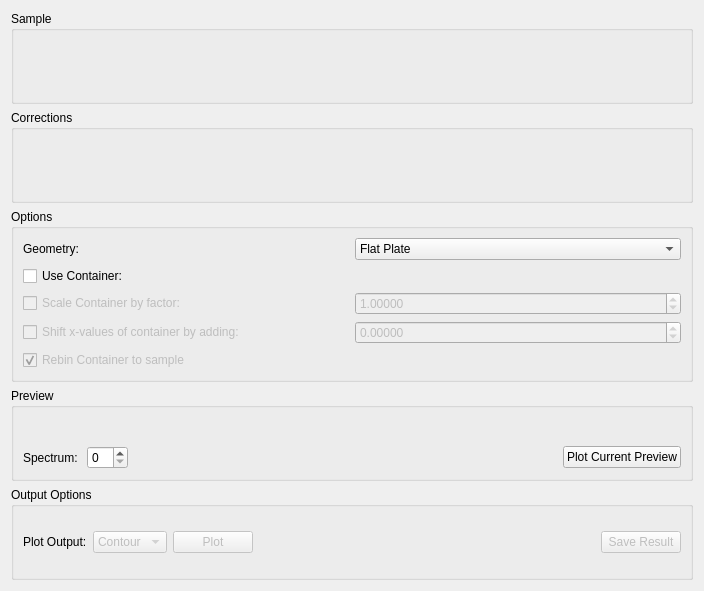
This is qt/scientific_interfaces/Indirect/ApplyAbsorptionCorrections.ui in mantidproject/mantid as Qt 5 draws it before an edit. The edited form follows.
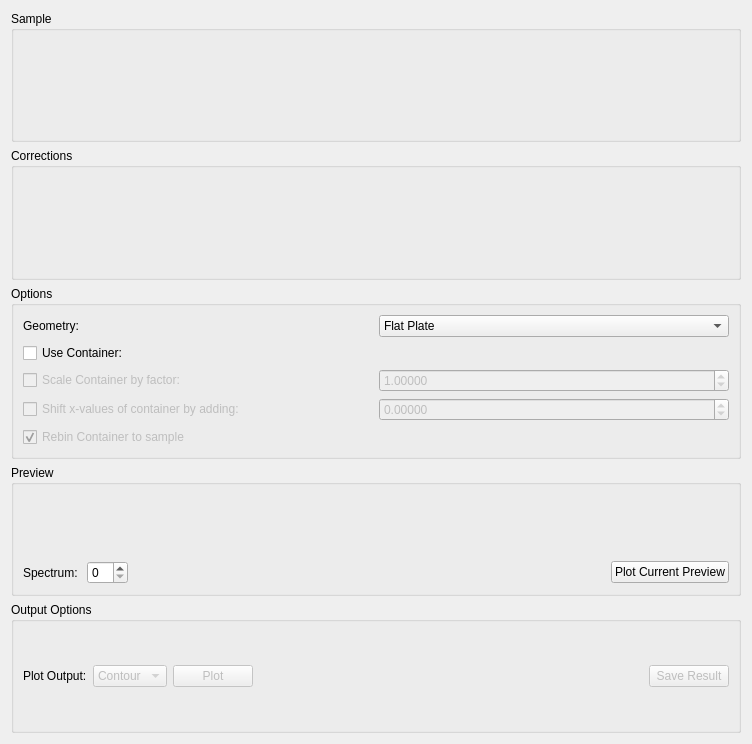
This is the edited form. Custom widgets are drawn as their Qt base class.

Commit message:
Update Apply Absorption Corrections to use correct suffices
Refs #22024

```diff
--- a/qt/scientific_interfaces/Indirect/ApplyAbsorptionCorrections.ui
+++ b/qt/scientific_interfaces/Indirect/ApplyAbsorptionCorrections.ui
@@ -6,8 +6,8 @@
    <rect>
     <x>0</x>
     <y>0</y>
-    <width>704</width>
-    <height>591</height>
+    <width>752</width>
+    <height>744</height>
    </rect>
   </property>
   <property name="windowTitle">
```
Left out of the diff: 7 changed lines with no effect on the pictures.
